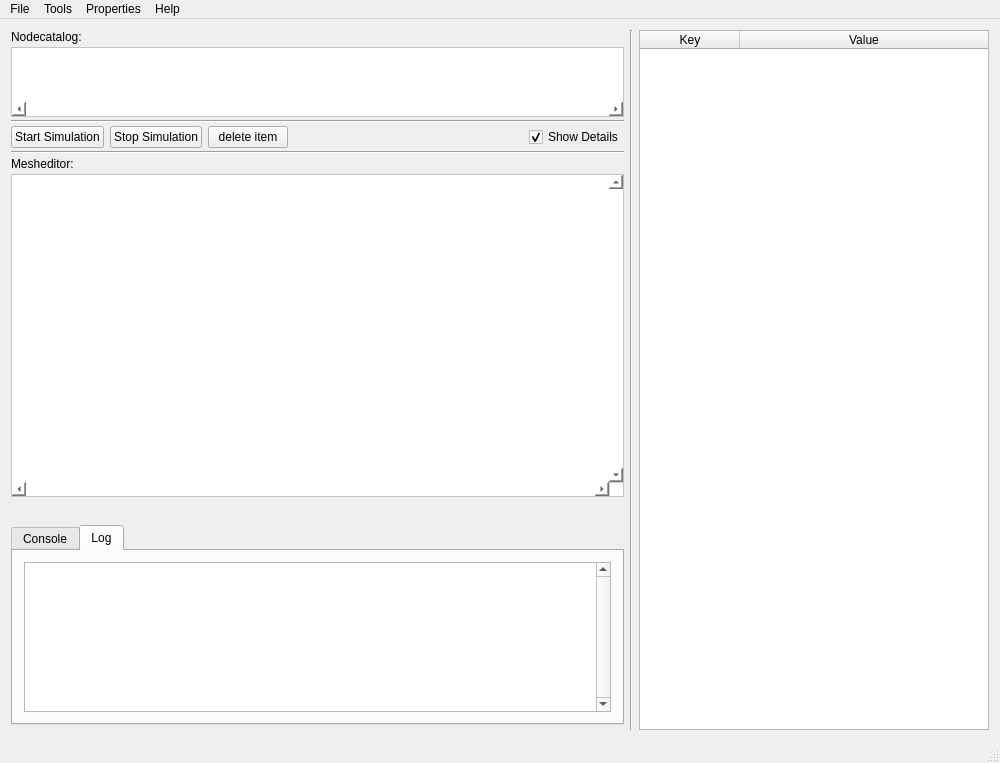
This is src_gui/mainwindow.ui in tadasamantri/anise_gui as Qt 5 draws it before an edit. The edited form follows.
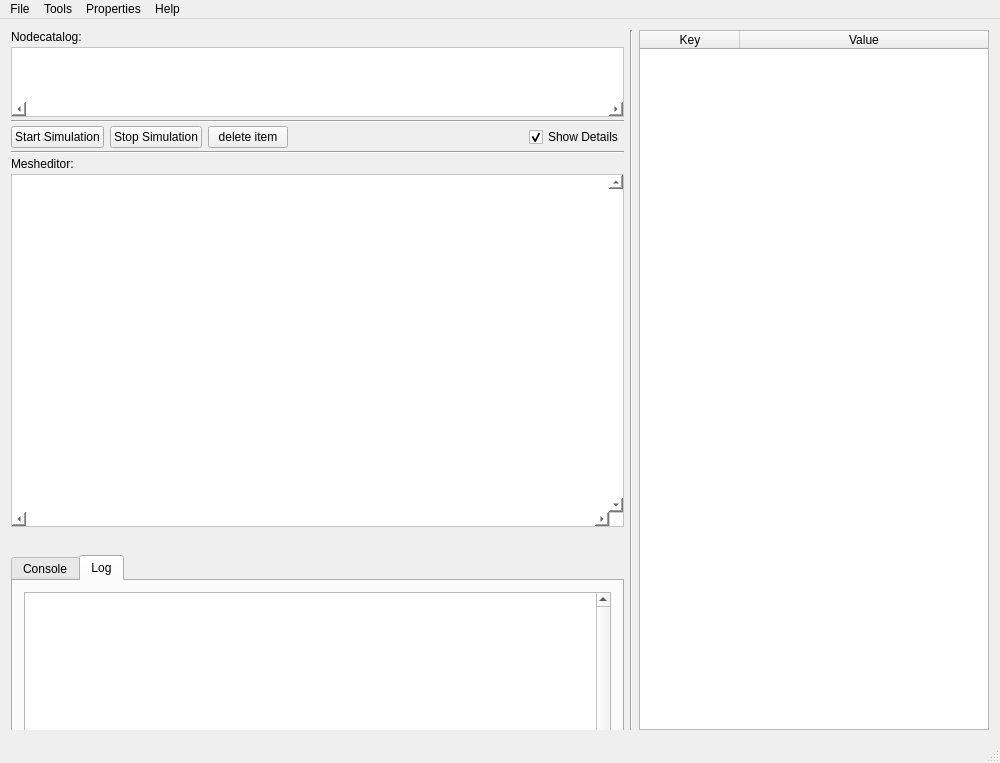
This is the edited form. The open tabs and pages were chosen to show the change. Custom widgets are drawn as their Qt base class.

Patch:
```diff
--- a/src_gui/mainwindow.ui
+++ b/src_gui/mainwindow.ui
@@ -46,7 +46,7 @@
         <number>0</number>
        </property>
        <property name="bottomMargin">
-        <number>30</number>
+        <number>0</number>
        </property>
        <item>
         <widget class="QLabel" name="label_2">
@@ -230,8 +230,8 @@
            <rect>
             <x>0</x>
             <y>0</y>
-            <width>608</width>
-            <height>292</height>
+            <width>602</width>
+            <height>315</height>
            </rect>
           </property>
           <layout class="QVBoxLayout" name="verticalLayout_4">
@@ -324,6 +324,9 @@
            <string>Log</string>
           </attribute>
           <layout class="QVBoxLayout" name="verticalLayout_3">
+           <property name="bottomMargin">
+            <number>0</number>
+           </property>
            <item>
             <widget class="QTextBrowser" name="qDebug_out">
              <property name="verticalScrollBarPolicy">
```
Left out of the diff: 9 changed lines with no effect on the pictures.
